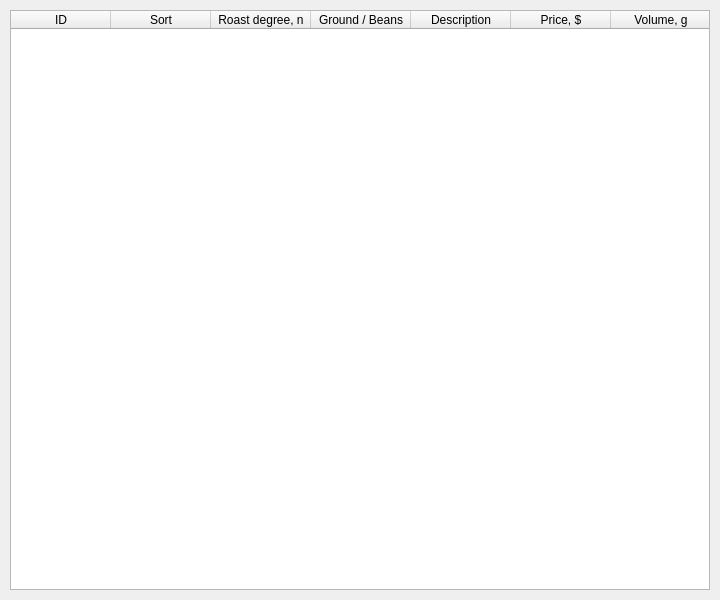
Above: main.ui from dkarasevgthub/CoffeeShopScheme before the change. Below: the same form after it.
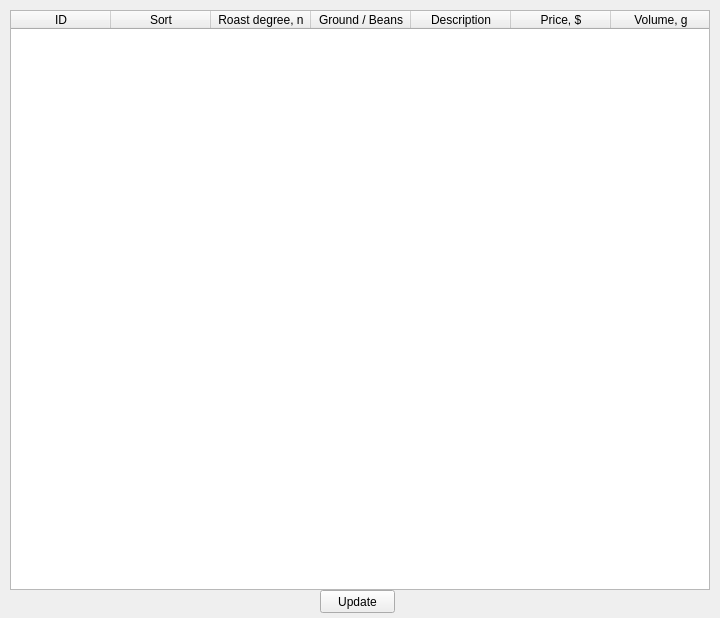
That is the form after the change.

Diff of the .ui file:
```diff
--- a/main.ui
+++ b/main.ui
@@ -7,7 +7,7 @@
     <x>0</x>
     <y>0</y>
     <width>720</width>
-    <height>600</height>
+    <height>618</height>
    </rect>
   </property>
   <property name="windowTitle">
@@ -92,6 +92,19 @@
      </property>
     </column>
    </widget>
+   <widget class="QPushButton" name="update_btn">
+    <property name="geometry">
+     <rect>
+      <x>320</x>
+      <y>590</y>
+      <width>75</width>
+      <height>23</height>
+     </rect>
+    </property>
+    <property name="text">
+     <string>Update</string>
+    </property>
+   </widget>
   </widget>
  </widget>
  <resources/>
```
